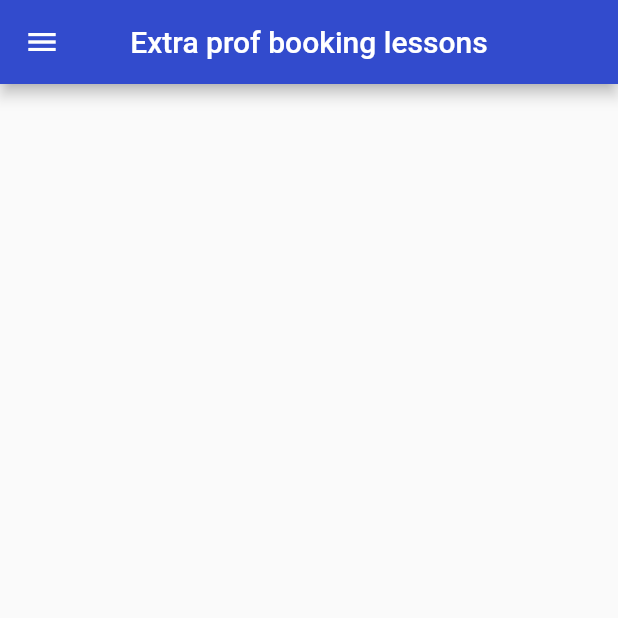
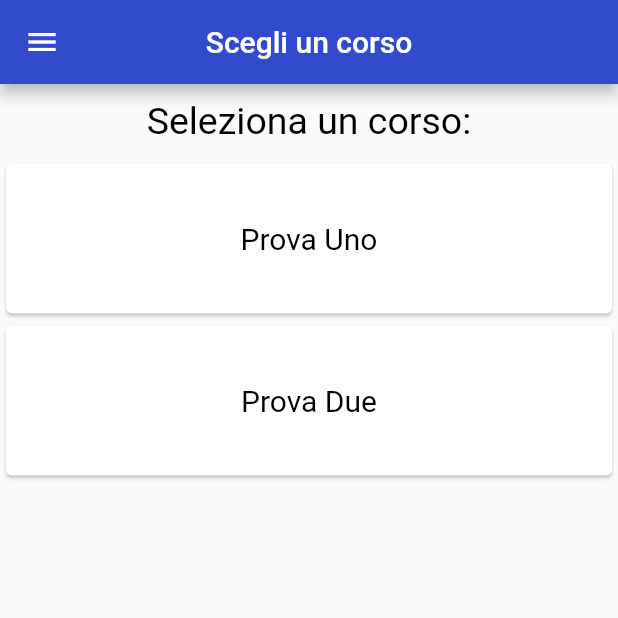
Before and after one commit to Anita-Liberatore/flutter-extra-prof-mobile, a Flutter app: the screen it shows after launch, in the side drawer, after a tap on "Lezioni", on a phone screen of 412 x 824 dp, the top half of it. Run offline on Flutter 3.47's test engine with Material 2 defaults, Android fonts, the phone set to English and light mode, and no system bars.

Commit message:
add card component and list data

```diff
--- /dev/null
+++ b/lib/model/Course.dart
@@ -0,0 +1,14 @@
+class Course {
+  String title;
+
+  Course({
+        required this.title
+      });
+
+
+
+  @override
+  String toString() {
+    return 'Course{title: $title}';
+  }
+}
--- /dev/null
+++ b/lib/page/lessons_page.dart
@@ -0,0 +1,55 @@
+import 'package:flutter/cupertino.dart';
+import 'package:flutter/material.dart';import '../model/Course.dart';
+import '../service/CourseServiceApi.dart';
+
+import '../widget/course_list_card_widget.dart';
+import '../widget/navigation_drawer_widget.dart';
+import 'lesson_course_page.dart';
+
+final CourseServiceApi api = CourseServiceApi();
+
+class LessonsPage extends StatelessWidget {
+
+  List<Course> courses = api.getCourses();
+
+
+  @override
+  Widget build(BuildContext context) {
+    return MaterialApp(
+      home: Scaffold(
+        drawer: NavigationDrawerWidget(),
+        appBar: AppBar(
+          backgroundColor: Color.fromRGBO(50, 75, 205, 1),
+          centerTitle: true,
+          title: Text("Scegli un corso"),
+        ),
+        body: Container(
+          child: Column(
+         children: [
+          Padding(
+          padding: const EdgeInsets.only(top: 10, bottom: 10),
+          child: Text('Seleziona un corso:',
+              textAlign: TextAlign.center,
+              style: TextStyle(color: Colors.black, fontSize: 25)
+          ),
+        ),
+          Expanded(
+            child: ListView.builder(
+              itemCount: courses.length,
+              itemBuilder: (BuildContext ctx, int index) {
+                return CourseListCardWidget(
+                    course: courses[index],
+                    onCardClick: () {
+                      Navigator.of(context).push(MaterialPageRoute(
+                        builder: (context) => const LessonCoursePage(),
+                      ));
+                    }
+                );
+              },
+        ),
+      ),
+    ])
+    )));
+
+  }
+}
--- /dev/null
+++ b/lib/service/CourseServiceApi.dart
@@ -0,0 +1,19 @@
+import 'package:extraprof/model/Course.dart';
+
+class CourseServiceApi {
+  final String apiUrl = "http://192.168.0.7:3000/api";
+
+  List<Course> getCourses() {
+    //Response res = await get(apiUrl);
+
+    /* if (res.statusCode == 200) {
+      List<dynamic> body = jsonDecode(res.body); */
+    Course courseOne = Course(title: 'Prova Uno');
+    Course courseTwo = Course(title: 'Prova Due');
+    List<Course> cases = [];
+    cases.add(courseOne);
+    cases.add(courseTwo);
+    return cases;
+
+  }
+}
--- /dev/null
+++ b/lib/widget/course_list_card_widget.dart
@@ -0,0 +1,28 @@
+import 'package:flutter/cupertino.dart';
+import 'package:flutter/material.dart';
+
+import '../model/Course.dart';
+
+class CourseListCardWidget extends StatelessWidget {
+  Course? course;
+  Function? onCardClick;
+
+  CourseListCardWidget({ this.course, this.onCardClick });
+
+  Widget build(BuildContext context) {
+    return GestureDetector(
+      onTap: () {
+        this.onCardClick!();
+      },
+      child: Container(
+        child: Card(
+          child: SizedBox(
+            width: 300,
+            height: 100,
+            child: Center(child: Text(this.course!.title!, style: TextStyle(color: Colors.black, fontSize: 20))),
+          ),
+        ),
+      ),
+    );
+  }
+}
--- a/lib/widget/navigation_drawer_widget.dart
+++ b/lib/widget/navigation_drawer_widget.dart
@@ -1,4 +1,6 @@
 import 'package:flutter/material.dart';
+
+import '../page/lessons_page.dart';
 
 class NavigationDrawerWidget extends StatelessWidget {
   final padding = EdgeInsets.symmetric(horizontal: 20);
@@ -71,7 +73,9 @@ class NavigationDrawerWidget extends StatelessWidget {
 
     switch (index) {
       case 0:
-
+        Navigator.of(context).push(MaterialPageRoute(
+          builder: (context) => LessonsPage(),
+        ));
         break;
       case 1:
 
```
Also changed, not shown: lib/page/lesson_course_page.dart (added, +39 -0 lines), 1 other file.
